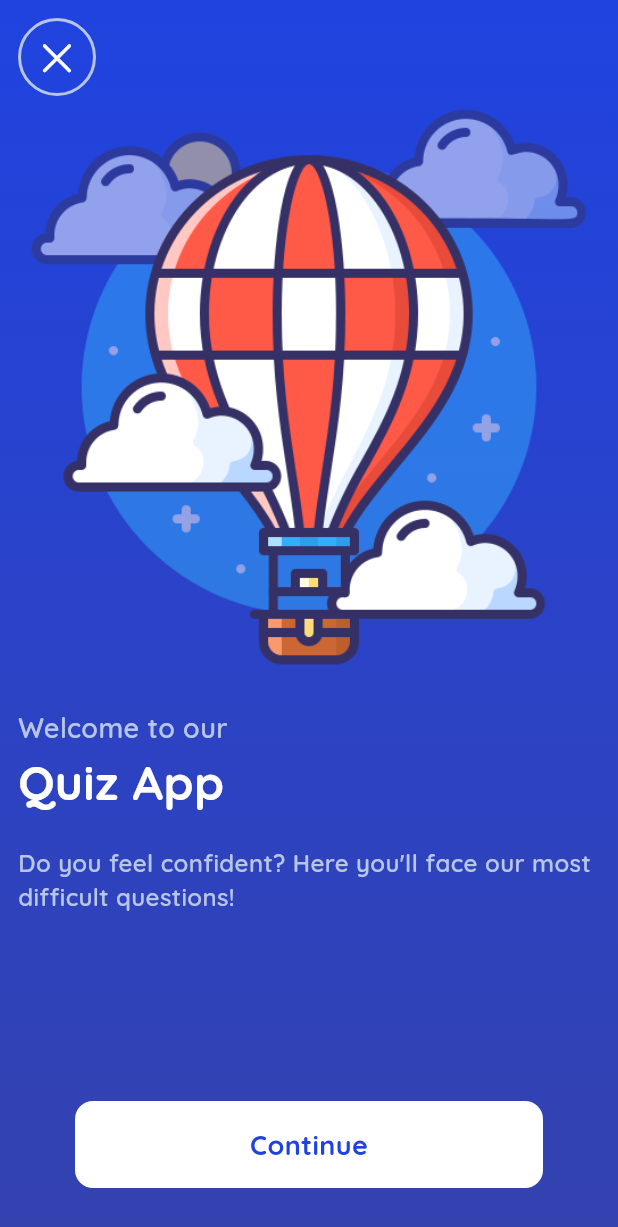
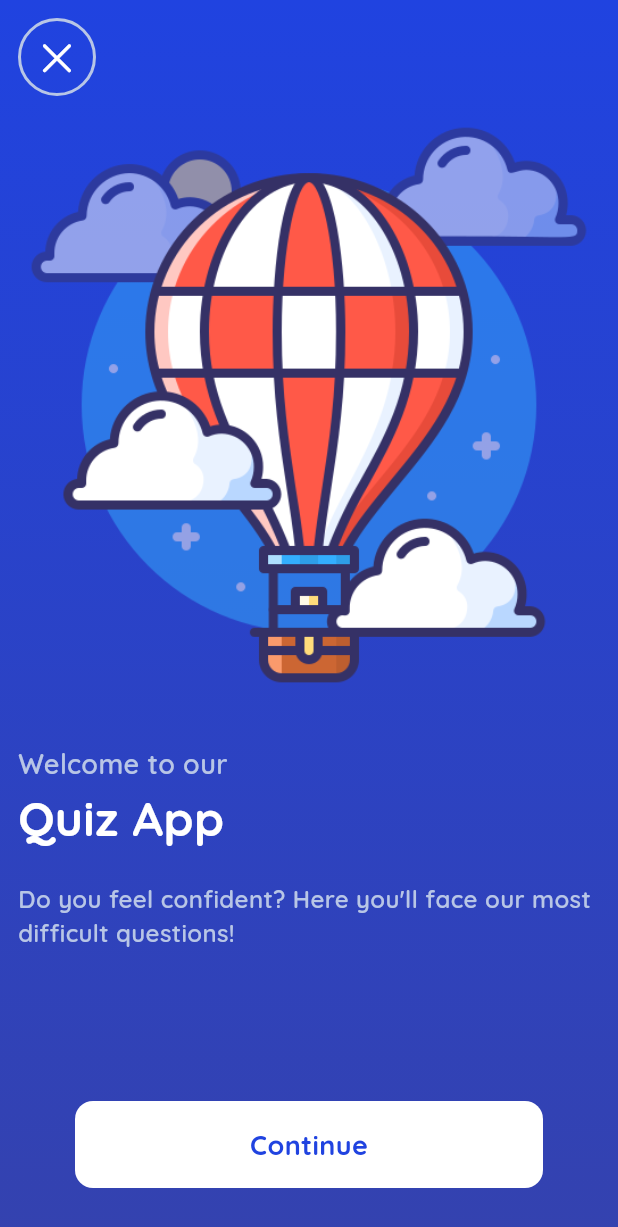
Before and after one commit to Balkrishna312/quiz_app, a Flutter app: the screen it shows after launch, on a phone screen of 412 x 824 dp. Shown: the top 1227 px of the screen. Run offline on Flutter 3.47's test engine with Material 3 defaults, Android fonts, the phone set to English and light mode, and no system bars.

Commit message:
image height updated

```diff
--- a/lib/main.dart
+++ b/lib/main.dart
@@ -38,7 +38,7 @@ class QuizApp extends StatelessWidget {
       body: SafeArea(
         child: Container(
           width: double.infinity,
-          height: double.infinity,
+          height: MediaQuery.of(context).size.height,
           padding: const EdgeInsets.all(12),
           decoration: const BoxDecoration(
               gradient: LinearGradient(
@@ -64,6 +64,7 @@ class QuizApp extends StatelessWidget {
               ),
               Image.asset(
                 balloon2,
+                height: MediaQuery.of(context).size.height / 2,
               ),
               const SizedBox(height: 20),
               normalText(color: lightgrey, size: 18, text: "Welcome to our"),
```
